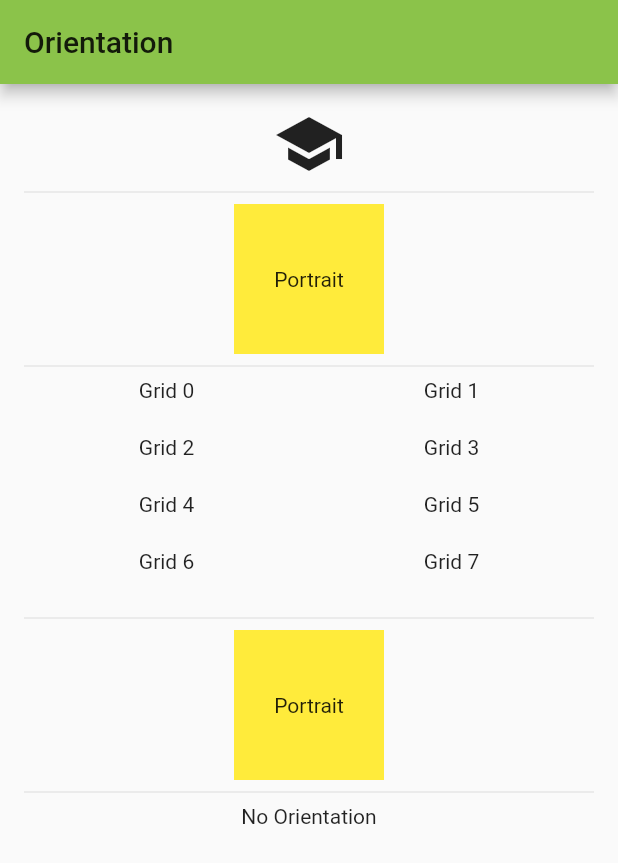
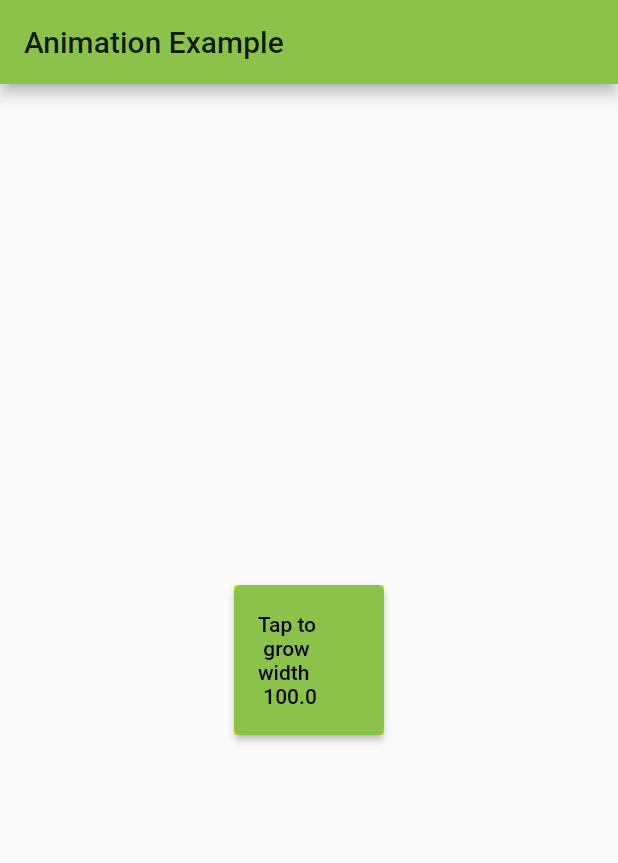
Before and after one commit to mauriiciobarbosa/flutterbook, a Flutter app: the screen it shows after launch, on a phone screen of 412 x 824 dp. Shown: the top 863 px of the screen. Run offline on Flutter 3.47's test engine with Material 2 defaults, Android fonts, the phone set to English and light mode, and no system bars.

Commit message:
adding simple animation.

```diff
--- a/lib/main.dart
+++ b/lib/main.dart
@@ -1,5 +1,6 @@
-import 'package:ch4_starter_exercise/widgets/chapter_6_orientation.dart';
 import 'package:flutter/material.dart';
+
+import 'widgets/chapter_7_animated_container.dart';
 
 void main() => runApp(MyApp());
 
@@ -22,7 +23,7 @@ class MyApp extends StatelessWidget {
         // is not restarted.
         primarySwatch: Colors.lightGreen,
       ),
-      home: OrientationTest(),
+      home: AnimationSample(),
     );
   }
 }
--- /dev/null
+++ b/lib/widgets/chapter_7_animated_container.dart
@@ -0,0 +1,61 @@
+import 'package:flutter/material.dart';
+
+class AnimationSample extends StatelessWidget {
+  @override
+  Widget build(BuildContext context) {
+    return Scaffold(
+      appBar: AppBar(
+        title: Text('Animation Example'),
+      ),
+      body: SafeArea(
+        child: Center(
+          child: Column(
+            mainAxisAlignment: MainAxisAlignment.center,
+            children: [
+              const AnimatedContainerWidget(),
+            ],
+          ),
+        ),
+      ),
+    );
+  }
+}
+
+class AnimatedContainerWidget extends StatefulWidget {
+  const AnimatedContainerWidget();
+
+  @override
+  _AnimatedContainerWidgetState createState() =>
+      _AnimatedContainerWidgetState();
+}
+
+class _AnimatedContainerWidgetState extends State<AnimatedContainerWidget> {
+  double _width = 100;
+  double _height = 100;
+
+  void _increaseWidth() {
+    setState(() {
+      _width = _width >= 320.0 ? 100.0 : _width += 50;
+    });
+  }
+
+  @override
+  Widget build(BuildContext context) {
+    return Column(
+      children: [
+        AnimatedContainer(
+          duration: Duration(milliseconds: 500),
+          // type of animation
+          curve: Curves.elasticOut,
+          color: Colors.yellow,
+          width: _width,
+          height: _height,
+          child: ElevatedButton(
+            onPressed: () => _increaseWidth(),
+            child: Text('Tap to\n grow width\n $_width'),
+          ),
+        ),
+      ],
+    );
+  }
+}
```
